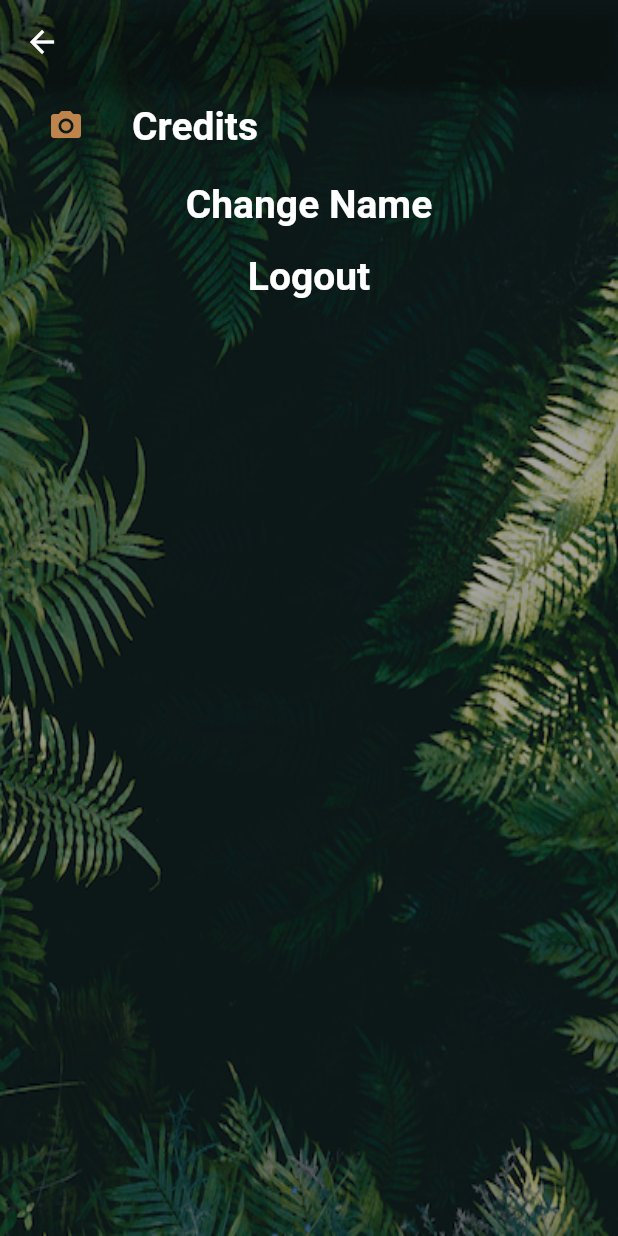
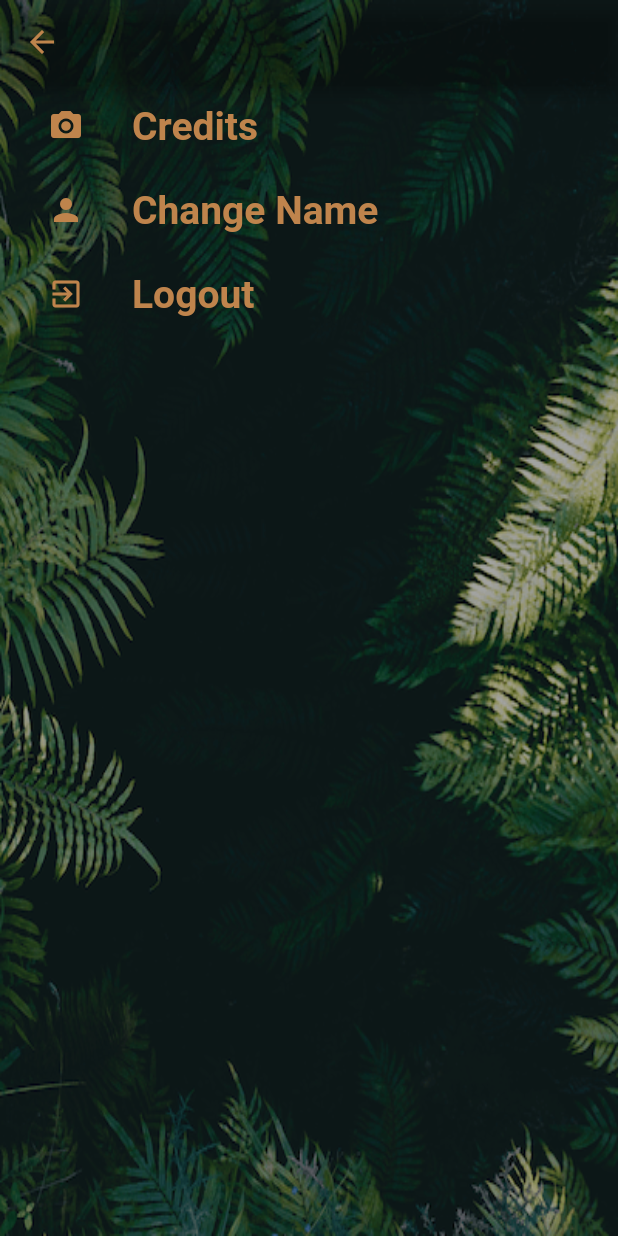
Before and after one commit to VVlESEL/MonkeyGame, a Flutter app: the screen it shows after launch, after a tap on "More", on a phone screen of 412 x 824 dp. Run offline on Flutter 3.47's test engine with Material 2 defaults, Android fonts, the phone set to English and light mode, and no system bars; our stand-ins replace cloud_firestore, firebase_auth, flare_flutter, google_sign_in; missing offline and left inert: firebase_admob, flutter_facebook_login; accounts and stored records are empty.

Commit message:
refactoring/styling/change name dialog

```diff
--- a/lib/game.dart
+++ b/lib/game.dart
@@ -134,11 +134,7 @@ class _GameState extends State<Game> with WidgetsBindingObserver {
                     Center(
                       child: Text(
                         _info,
-                        style: TextStyle(
-                          fontSize: 20.0,
-                          color: Colors.white,
-                          fontWeight: FontWeight.bold,
-                        ),
+                        style: Theme.of(context).textTheme.display2
                       ),
                     ),
                   ]),
--- a/lib/main.dart
+++ b/lib/main.dart
@@ -1,6 +1,5 @@
 import 'package:flutter/material.dart';
 import 'package:flutter/services.dart';
-import 'package:monkeygame/choose_name_dialog.dart';
 import 'package:monkeygame/game.dart';
 import 'package:flare_flutter/flare_actor.dart';
 import 'package:firebase_admob/firebase_admob.dart';
@@ -36,6 +35,26 @@ class MyApp extends StatelessWidget {
       },
       theme: ThemeData(
         primaryColor: baseColor,
+        cursorColor: Colors.white,
+        primaryIconTheme: IconThemeData(color: baseColor),
+        iconTheme: IconThemeData(color: baseColor),
+        accentIconTheme: IconThemeData(color: Colors.white),
+        textTheme: TextTheme(
+            headline: TextStyle(
+              color: Colors.white,
+              fontWeight: FontWeight.bold,
+              fontSize: 26.0,
+            ),
+            display1: TextStyle(
+              color: baseColor,
+              fontWeight: FontWeight.bold,
+              fontSize: 26.0,
+            ),
+            display2: TextStyle(
+              color: Colors.white,
+              fontWeight: FontWeight.bold,
+              fontSize: 20.0,
+            )),
       ),
     );
   }
@@ -112,17 +131,19 @@ class _StartState extends State<Start> {
 
                       Navigator.of(context).pushNamed('/game');
                     },
-                    child: Text("Start Game", style: _textStyle()),
+                    child: Text(
+                      "Start Game",
+                      style: Theme.of(context).textTheme.display1,
+                    ),
                   ),
                   FlatButton(
                     onPressed: () {
                       showDialog<void>(
                         context: context,
-                        barrierDismissible: false, // user must tap button!
                         builder: (BuildContext context) {
                           return Theme(
-                            data: Theme.of(context).copyWith(
-                                dialogBackgroundColor: baseColor),
+                            data: Theme.of(context)
+                                .copyWith(dialogBackgroundColor: baseColor),
                             child: Padding(
                               padding: const EdgeInsets.only(bottom: 50.0),
                               child: LeaderboardDialog(),
@@ -131,21 +152,19 @@ class _StartState extends State<Start> {
                         },
                       );
                     },
-                    child: Text("Leaderboard", style: _textStyle()),
+                    child: Text(
+                      "Ranking",
+                      style: Theme.of(context).textTheme.display1,
+                    ),
                   ),
                   FlatButton(
                     onPressed: () {
-                      /*
-                      _isCurrentRoute = false;
-                      if (_isBannerAdShown) {
-                        Timer(const Duration(milliseconds: 250), () {
-                          _bannerAd?.dispose();
-                        });
-                      }
-*/
                       Navigator.of(context).pushNamed('/more');
                     },
-                    child: Text("More", style: _textStyle()),
+                    child: Text(
+                      "More",
+                      style: Theme.of(context).textTheme.display1,
+                    ),
                   ),
                 ],
               ),
@@ -155,12 +174,4 @@ class _StartState extends State<Start> {
       ],
     );
   }
-
-  TextStyle _textStyle() {
-    return TextStyle(
-      color: Colors.white,
-      fontWeight: FontWeight.bold,
-      fontSize: 26.0,
-    );
-  }
 }
--- a/lib/more.dart
+++ b/lib/more.dart
@@ -28,11 +28,10 @@ class _MoreState extends State<More> {
                   onPressed: () {
                     showDialog<bool>(
                       context: context,
-                      barrierDismissible: false, // user must tap button!
                       builder: (BuildContext context) {
                         return Theme(
-                          data: Theme.of(context).copyWith(
-                              dialogBackgroundColor: baseColor),
+                          data: Theme.of(context)
+                              .copyWith(dialogBackgroundColor: baseColor),
                           child: CreditsDialog(),
                         );
                       },
@@ -41,42 +40,77 @@ class _MoreState extends State<More> {
                   child: ListTile(
                     leading: Icon(
                       Icons.photo_camera,
-                      color: baseColor,
+                      color: Theme.of(context).iconTheme.color,
                     ),
-                    title: Text("Credits", style: _textStyle()),
+                    title: Text(
+                      "Credits",
+                      style: Theme.of(context).textTheme.display1,
                     ),
                   ),
-                FlatButton(
+                ),
+                FutureBuilder(
+                  future: auth.checkLogin(),
+                  builder: (BuildContext context, AsyncSnapshot snapshot) {
+                    if (!snapshot.hasData || !snapshot.data) return Container();
+                    return FlatButton(
                       onPressed: () {
                         showDialog<bool>(
                           context: context,
-                      barrierDismissible: false, // user must tap button!
                           builder: (BuildContext context) {
                             return Theme(
-                          data: Theme.of(context).copyWith(
-                              dialogBackgroundColor: baseColor),
+                              data: Theme.of(context)
+                                  .copyWith(dialogBackgroundColor: baseColor),
                               child: ChooseNameDialog(),
                             );
                           },
                         );
                       },
-                  child: Text("Change Name", style: _textStyle()),
+                      child: ListTile(
+                        leading: Icon(
+                          Icons.person,
+                          color: Theme.of(context).iconTheme.color,
                         ),
-                Builder(
-                  builder: (BuildContext context) => FlatButton(
+                        title: Text(
+                          "Change Name",
+                          style: Theme.of(context).textTheme.display1,
+                        ),
+                      ),
+                    );
+                  },
+                ),
+                FutureBuilder(
+                    future: auth.checkLogin(),
+                    builder: (BuildContext context, AsyncSnapshot snapshot) {
+                      if (!snapshot.hasData || !snapshot.data) return Container();
+                      return FlatButton(
                         onPressed: () => auth.logout().then((b) {
                               if (b) {
-                                Scaffold.of(context).showSnackBar(SnackBar(
+                                Scaffold.of(context).showSnackBar(
+                                  SnackBar(
                                     backgroundColor: Colors.transparent,
-                                  content: Text("Logged out...",
-                                      style: _textStyle()),
+                                    content: Text(
+                                      "Logged out...",
+                                      style:
+                                          Theme.of(context).textTheme.display1,
+                                    ),
                                     duration: Duration(seconds: 2),
-                                ));
+                                  ),
+                                );
+                                setState(() {});
                               }
                             }),
-                        child: Text("Logout", style: _textStyle()),
+                        child: ListTile(
+                          leading: Icon(
+                            Icons.exit_to_app,
+                            color: Theme.of(context).iconTheme.color,
+                          ),
+                          title: Text(
+                            "Logout",
+                            style: Theme.of(context).textTheme.display1,
                           ),
                         ),
+                      );
+                    }),
               ],
             ),
           ),
@@ -84,12 +118,4 @@ class _MoreState extends State<More> {
       ],
     );
   }
-
-  TextStyle _textStyle() {
-    return TextStyle(
-      color: Colors.white,
-      fontWeight: FontWeight.bold,
-      fontSize: 26.0,
-    );
 }
-}
```
Also changed, not shown: lib/auth.dart (+12 -1 lines), lib/choose_name_dialog.dart (+8 -16 lines), lib/game_appbar.dart (+5 -10 lines), lib/leaderboard.dart (+19 -22 lines), lib/leaderboard_dialog.dart (+6 -19 lines), lib/style.dart (line endings or trailing spaces), 2 other files. Lines whose indentation alone changed are shown as unchanged.
